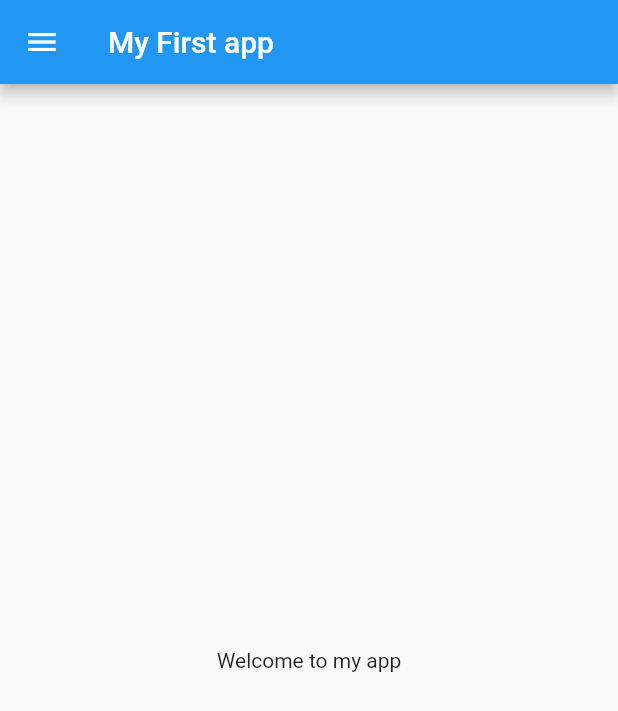
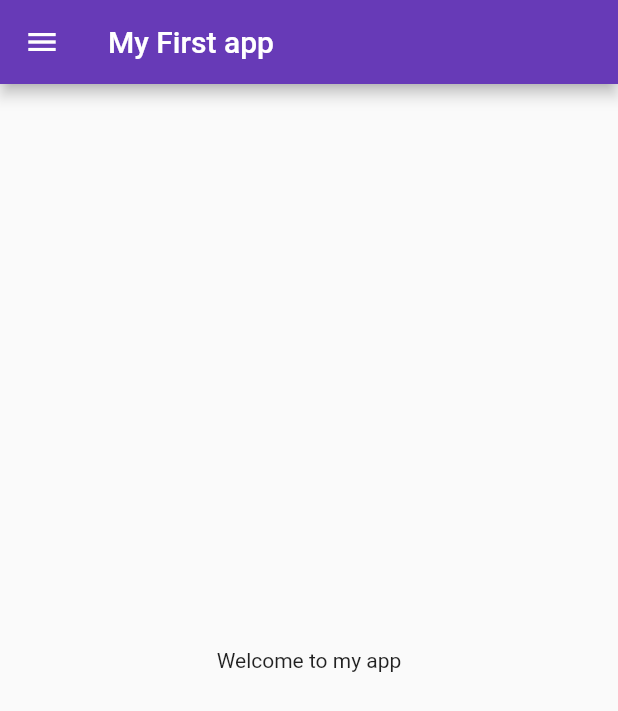
Before and after one commit to ItsRichish/FlutterFirstApp, a Flutter app: the screen it shows after launch, on a phone screen of 412 x 824 dp. Shown: the top 711 px of the screen. Run offline on Flutter 3.47's test engine with Material 2 defaults, Android fonts, the phone set to English and light mode, and no system bars.

Commit message:
Day 3 completed

```diff
--- a/lib/main.dart
+++ b/lib/main.dart
@@ -1,5 +1,6 @@
 import 'package:flutter/material.dart';
-import 'home_page.dart';
+import 'pages/login_page.dart';
+import 'pages/home_page.dart';
 
 void main() {
   runApp(MyApp());
@@ -11,7 +12,19 @@ class MyApp extends StatelessWidget {
     int days = 30;
     String name = "Richi";
     return MaterialApp(
-      home: HomePage(),
+      // home: HomePage(),
+      themeMode: ThemeMode.light,
+      theme: ThemeData(primarySwatch: Colors.deepPurple),
+      darkTheme: ThemeData(
+        brightness: Brightness.dark,
+      ),
+      //Routes
+      initialRoute: "/home",
+      routes: {
+        "/": (context) => LoginPage(),
+        "/home": (context) => HomePage(),
+        "/login": (context) => LoginPage()
+      },
     );
   }
 }
```
Also changed, not shown: lib/pages/login_page.dart (added, +18 -0 lines), lib/pages/home_page.dart (renamed from lib/home_page.dart), 1 other file.
